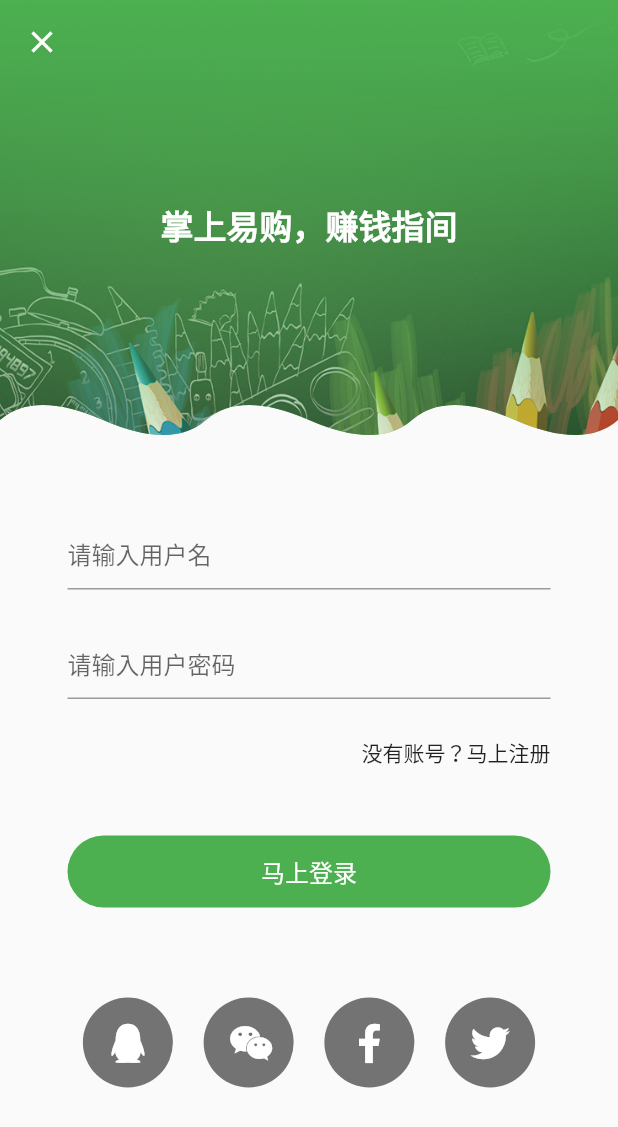
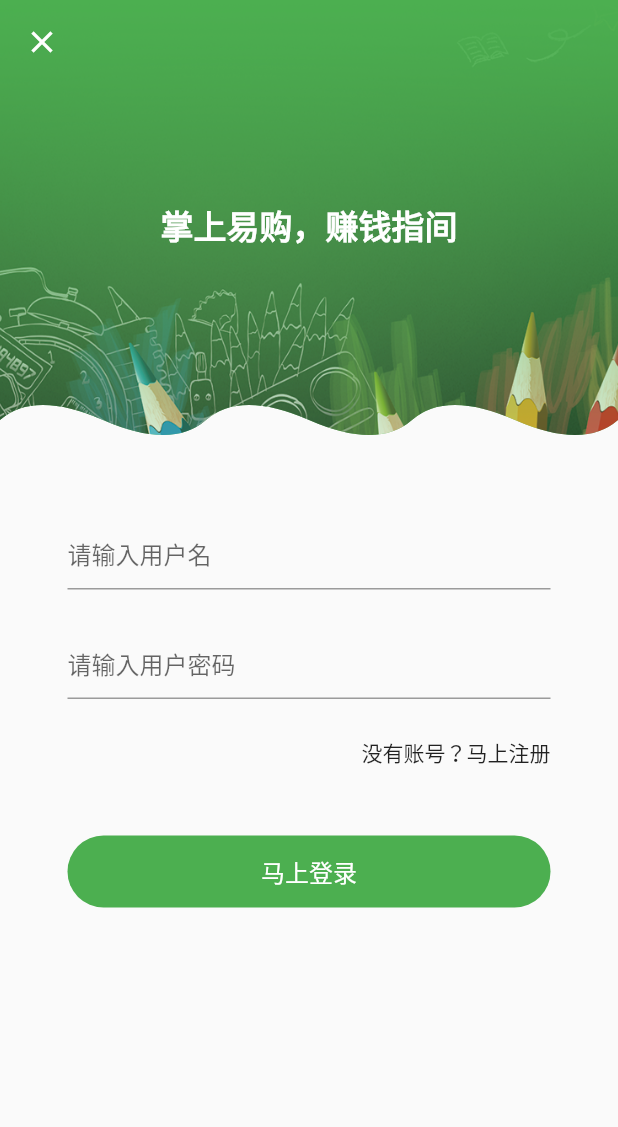
Before and after one commit to Johvenly/YeegoBoxApp, a Flutter app: the screen it shows after launch, scrolled down 141 dp, after a tap on "接受任务", on a phone screen of 412 x 824 dp. Shown: the top 1127 px of the screen. Run offline on Flutter 3.47's test engine with Material 2 defaults, Android fonts, the light colour scheme and no system bars; our stand-ins replace cached_network_image, dio, event_bus, flutter_html, flutter_spinkit, flutter_swiper and 5 more; network calls fail; statements that could not run were skipped.

```diff
--- a/lib/config/api.dart
+++ b/lib/config/api.dart
@@ -3,7 +3,7 @@
 
 class API{
   //站点资源根目录
-  static const String host = r'http://www.yeegobox.cn';
+  static const String host = r'http://www.yeegobox.com';
 
   // 接口根url
   static const String apiurl = r'http://api.yeegobox.com';
@@ -25,6 +25,9 @@ class API{
 
   // 初始化会员数据接口
   static const String subUser = apiurl + r'/user/sub.html';
+
+  // 上传头像接口
+  static const String uploadAvatar = apiurl + r'/user/avatar.html';
 
   // 会员修改密码接口
   static const String updatePassword = apiurl + r'/user/updatePassword.html';
--- a/lib/pages/auth/login.dart
+++ b/lib/pages/auth/login.dart
@@ -40,10 +40,8 @@ class LoginState extends State<Login>{
     }
 
     Widget _body = new Container(
-      child: new Column(
-        mainAxisSize: MainAxisSize.max,
-        mainAxisAlignment: MainAxisAlignment.start,
-        crossAxisAlignment: CrossAxisAlignment.stretch,
+      child: new ListView(
+        padding: EdgeInsets.all(0),
         children: <Widget>[
           new Stack(
             children: <Widget>[
@@ -129,42 +127,42 @@ class LoginState extends State<Login>{
           ),
 
           //第三方登录列表
-          new Padding(
-            padding: EdgeInsets.only(left: 45, right: 45, top: 60),
-            child: new Row(
-              mainAxisAlignment: MainAxisAlignment.spaceAround,
-              children: <Widget>[
-                new GestureDetector(
-                  child: new CircleAvatar(
-                    radius: 30,
-                    backgroundColor: Colors.black54,
-                    child: Icon(FontAwesomeIcons.qq, color: Colors.white, size: 26,),
-                  ),
-                ),
-                new GestureDetector(
-                  child: new CircleAvatar(
-                    radius: 30,
-                    backgroundColor: Colors.black54,
-                    child: Icon(FontAwesomeIcons.weixin, color: Colors.white, size: 26,),
-                  ),
-                ),
-                new GestureDetector(
-                  child: new CircleAvatar(
-                    radius: 30,
-                    backgroundColor: Colors.black54,
-                    child: Icon(FontAwesomeIcons.facebookF, color: Colors.white, size: 26,),
-                  ),
-                ),
-                new GestureDetector(
-                  child: new CircleAvatar(
-                    radius: 30,
-                    backgroundColor: Colors.black54,
-                    child: Icon(FontAwesomeIcons.twitter, color: Colors.white, size: 26,),
-                  ),
-                ),
-              ],
-            ),
-          ),
+          // new Padding(
+          //   padding: EdgeInsets.only(left: 45, right: 45, top: 60),
+          //   child: new Row(
+          //     mainAxisAlignment: MainAxisAlignment.spaceAround,
+          //     children: <Widget>[
+          //       new GestureDetector(
+          //         child: new CircleAvatar(
+          //           radius: 30,
+          //           backgroundColor: Colors.black54,
+          //           child: Icon(FontAwesomeIcons.qq, color: Colors.white, size: 26,),
+          //         ),
+          //       ),
+          //       new GestureDetector(
+          //         child: new CircleAvatar(
+          //           radius: 30,
+          //           backgroundColor: Colors.black54,
+          //           child: Icon(FontAwesomeIcons.weixin, color: Colors.white, size: 26,),
+          //         ),
+          //       ),
+          //       new GestureDetector(
+          //         child: new CircleAvatar(
+          //           radius: 30,
+          //           backgroundColor: Colors.black54,
+          //           child: Icon(FontAwesomeIcons.facebookF, color: Colors.white, size: 26,),
+          //         ),
+          //       ),
+          //       new GestureDetector(
+          //         child: new CircleAvatar(
+          //           radius: 30,
+          //           backgroundColor: Colors.black54,
+          //           child: Icon(FontAwesomeIcons.twitter, color: Colors.white, size: 26,),
+          //         ),
+          //       ),
+          //     ],
+          //   ),
+          // ),
         ],
       )
     );
--- a/lib/pages/mine/bank/list.dart
+++ b/lib/pages/mine/bank/list.dart
@@ -10,7 +10,10 @@ class BankList extends StatefulWidget{
   State<StatefulWidget> createState() => new BankListState();
 }
 
-class BankListState extends State{
+class BankListState extends State with AutomaticKeepAliveClientMixin{
+  @override
+  bool get wantKeepAlive => true;
+
   //数据控制字段
   bool _loaded = false;
   List list = new List();                               //列表数据
@@ -49,6 +52,7 @@ class BankListState extends State{
         return true;
       }
     });
+    print('BankList初始化');
   }
 
   @override
--- a/lib/pages/mine/mine.dart
+++ b/lib/pages/mine/mine.dart
@@ -102,7 +102,9 @@ class MineState extends State with AutomaticKeepAliveClientMixin{
                     Navigator.of(super.context).push(
                       new MaterialPageRoute(
                           builder: (BuildContext context) => new Account()),
-                    );
+                    ).then((_){
+                      initData();
+                    });
                   },
                 ) :
                 new GestureDetector(
```
Also changed, not shown: lib/pages/mine/account/account.dart (+8 -1 lines), lib/pages/mine/account/avatar.dart (+96 -12 lines).
